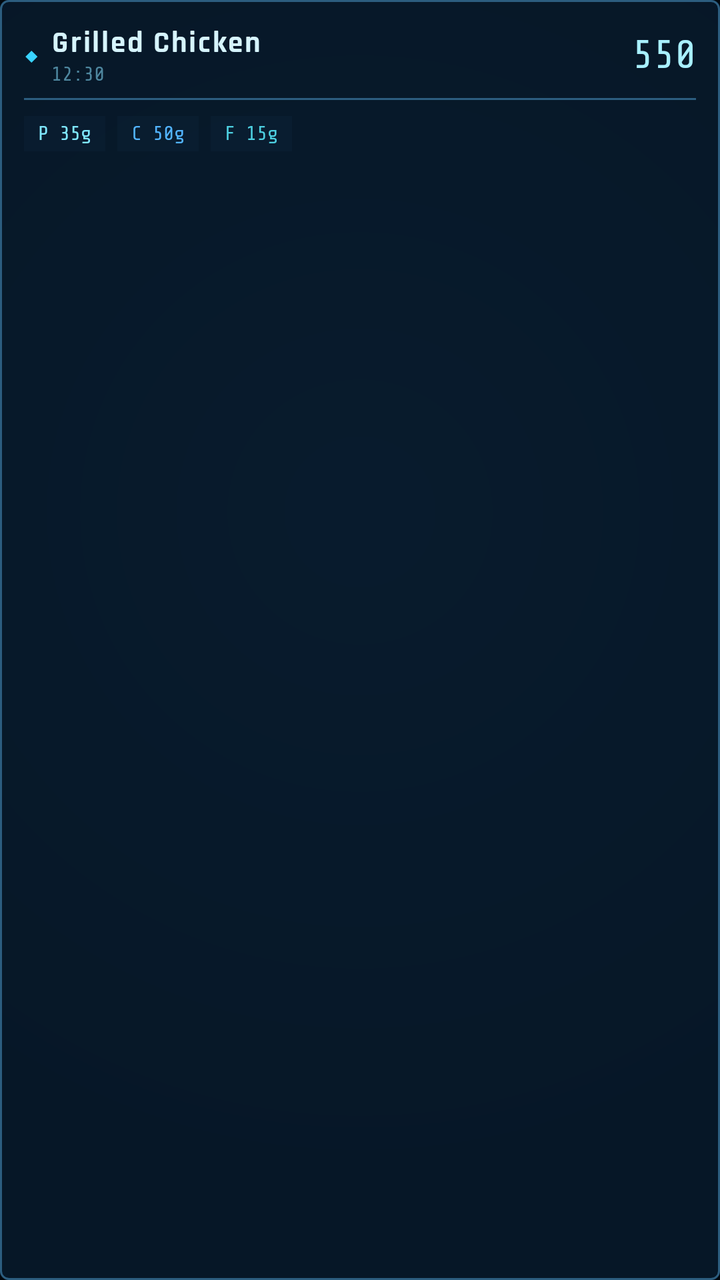
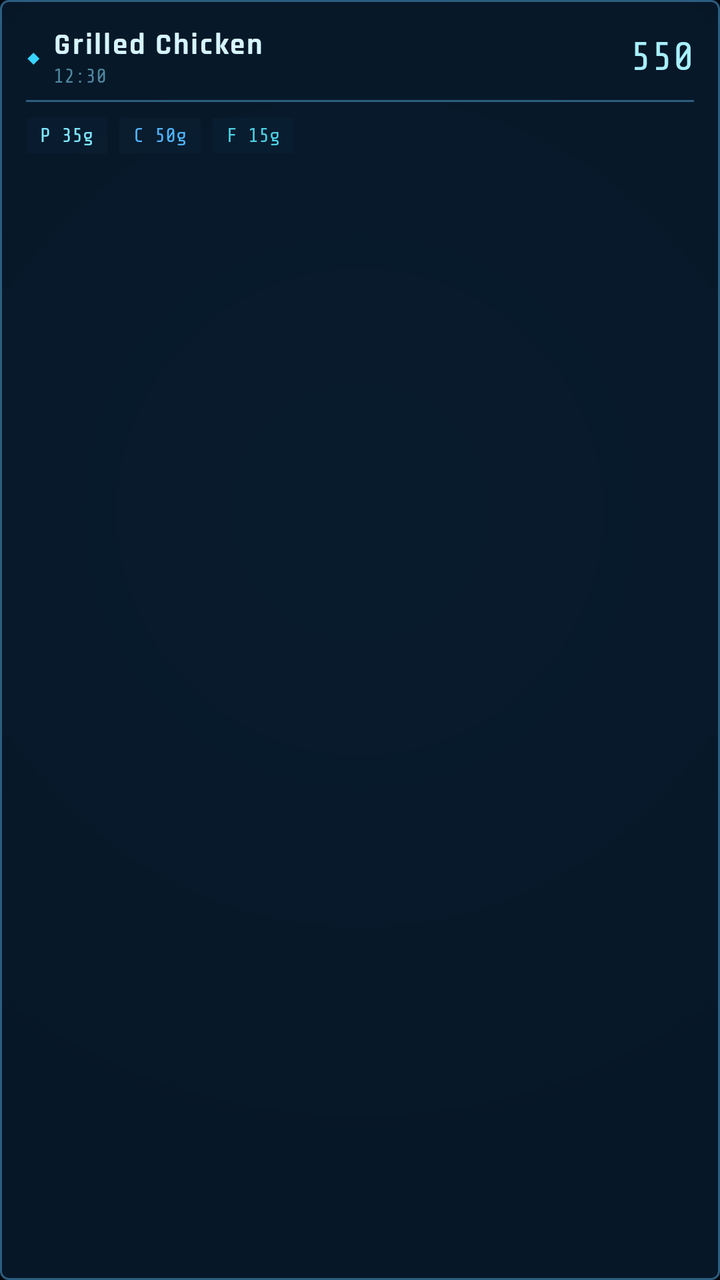

The first picture is an Android layout as it rendered before a commit; the second is the same layout after the commit. The layout source and the unified diff follow.
<!-- AndroidManifest.xml: application theme Theme.KazuhiraSync -->
<!-- res/layout/item_meal.xml -->
<?xml version="1.0" encoding="utf-8"?>
<LinearLayout xmlns:android="http://schemas.android.com/apk/res/android"
    xmlns:app="http://schemas.android.com/apk/res-auto"
    android:layout_width="match_parent"
    android:layout_height="wrap_content"
    android:orientation="vertical"
    android:background="@drawable/bg_idroid_card"
    android:padding="12dp"
    android:layout_marginVertical="3dp">

    
    <RelativeLayout
        android:layout_width="match_parent"
        android:layout_height="wrap_content"
        android:layout_marginBottom="6dp">

        <LinearLayout
            android:layout_width="wrap_content"
            android:layout_height="wrap_content"
            android:orientation="horizontal"
            android:gravity="center_vertical"
            android:layout_alignParentStart="true"
            android:layout_toStartOf="@id/tvMealCalories"
            android:layout_centerVertical="true">

            
            <TextView
                android:layout_width="wrap_content"
                android:layout_height="wrap_content"
                android:text="◆"
                android:textSize="10sp"
                android:textColor="@color/idroid_cyan"
                android:layout_marginEnd="6dp" />

            <LinearLayout
                android:layout_width="wrap_content"
                android:layout_height="wrap_content"
                android:orientation="vertical">

                <TextView
                    android:id="@+id/tvMealTitle"
                    android:layout_width="wrap_content"
                    android:layout_height="wrap_content"
                    android:text="Grilled Chicken"
                    android:textSize="15sp"
                    android:fontFamily="@font/rajdhani_bold"
                    android:letterSpacing="0.06"
                    android:textColor="@color/idroid_text_main"
                    android:maxLines="1"
                    android:ellipsize="end" />

                <TextView
                    android:id="@+id/tvMealTime"
                    android:layout_width="wrap_content"
                    android:layout_height="wrap_content"
                    android:text="12:30"
                    android:textSize="10sp"
                    android:textColor="@color/idroid_text_dim"
                    android:fontFamily="@font/share_tech_mono" />
            </LinearLayout>
        </LinearLayout>

        <TextView
            android:id="@+id/tvMealCalories"
            android:layout_width="wrap_content"
            android:layout_height="wrap_content"
            android:layout_alignParentEnd="true"
            android:layout_centerVertical="true"
            android:text="550"
            android:textSize="20sp"
            android:fontFamily="@font/share_tech_mono"
            android:textColor="@color/idroid_cyan_bright" />
    </RelativeLayout>

    <View
        android:layout_width="match_parent"
        android:layout_height="1dp"
        android:background="@color/idroid_border"
        android:layout_marginBottom="8dp" />

    
    <LinearLayout
        android:layout_width="match_parent"
        android:layout_height="wrap_content"
        android:orientation="horizontal"
        android:gravity="center_vertical">

        <TextView
            android:id="@+id/tvProteinBadge"
            android:layout_width="wrap_content"
            android:layout_height="wrap_content"
            android:text="P 35g"
            android:textSize="10sp"
            android:textColor="@color/idroid_macro_protein"
            android:background="@color/idroid_cyan_badge_bg"
            android:paddingHorizontal="7dp"
            android:paddingVertical="3dp"
            android:layout_marginEnd="6dp"
            android:fontFamily="@font/share_tech_mono" />

        <TextView
            android:id="@+id/tvCarbBadge"
            android:layout_width="wrap_content"
            android:layout_height="wrap_content"
            android:text="C 50g"
            android:textSize="10sp"
            android:textColor="@color/idroid_macro_carbs"
            android:background="@color/idroid_cyan_badge_bg"
            android:paddingHorizontal="7dp"
            android:paddingVertical="3dp"
            android:layout_marginEnd="6dp"
            android:fontFamily="@font/share_tech_mono" />

        <TextView
            android:id="@+id/tvFatBadge"
            android:layout_width="wrap_content"
            android:layout_height="wrap_content"
            android:text="F 15g"
            android:textSize="10sp"
            android:textColor="@color/idroid_macro_fat"
            android:background="@color/idroid_cyan_badge_bg"
            android:paddingHorizontal="7dp"
            android:paddingVertical="3dp"
            android:fontFamily="@font/share_tech_mono" />
    </LinearLayout>

</LinearLayout>
<!-- resources referenced by this layout -->
<resources>
  <color name="idroid_border">#2C5D7F</color>
  <color name="idroid_cyan">#38D3FF</color>
  <color name="idroid_cyan_badge_bg">#26153B52</color>
  <color name="idroid_cyan_bright">#A8F0FF</color>
  <color name="idroid_macro_carbs">#52B4FF</color>
  <color name="idroid_macro_fat">#4DD0E1</color>
  <color name="idroid_macro_protein">#7FE8FF</color>
  <color name="idroid_text_dim">#4E879F</color>
  <color name="idroid_text_main">#D6F4FD</color>
  <!-- drawable bg_idroid_card (drawable) -->
  <?xml version="1.0" encoding="utf-8"?>
  <layer-list xmlns:android="http://schemas.android.com/apk/res/android">
      
      <item>
          <shape android:shape="rectangle">
              <solid android:color="@color/idroid_card" />
              <corners android:radius="4dp" />
          </shape>
      </item>
      
      <item>
          <shape android:shape="rectangle">
              <corners android:radius="4dp" />
              <stroke android:width="1dp" android:color="@color/idroid_border" />
          </shape>
      </item>
  </layer-list>
  <style name="Theme.KazuhiraSync" parent="Theme.Material3.DayNight.NoActionBar">
          
          <item name="android:statusBarColor">@color/idroid_grad_top</item>
          <item name="android:windowLightStatusBar">false</item>
  
          
          <item name="android:navigationBarColor">@color/idroid_grad_bottom</item>
          <item name="android:windowLightNavigationBar">false</item>
  
          
          <item name="android:windowBackground">@drawable/bg_idroid_root</item>
  
          
          <item name="colorPrimary">@color/idroid_amber</item>
          <item name="colorOnPrimary">#070B12</item>
          <item name="colorSecondary">@color/idroid_cyan</item>
          <item name="colorOnSecondary">#070B12</item>
          <item name="android:colorBackground">@color/idroid_bg</item>
      </style>
  <color name="idroid_card">#D0081C2E</color>
  <color name="idroid_grad_top">#0A1524</color>
  <color name="idroid_grad_bottom">#03070D</color>
  <!-- drawable bg_idroid_root (drawable) -->
  <?xml version="1.0" encoding="utf-8"?>
  <shape xmlns:android="http://schemas.android.com/apk/res/android"
      android:shape="rectangle">
      <gradient
          android:type="radial"
          android:gradientRadius="90%p"
          android:centerX="50%"
          android:centerY="40%"
          android:startColor="#0D1D2C"
          android:centerColor="#07121D"
          android:endColor="#02070D" />
  </shape>
  <color name="idroid_amber">#7CE7FF</color>
  <color name="idroid_bg">#070B12</color>
</resources>

<!-- the commit's change to res/layout/item_meal.xml (unified diff, before → after) -->
@@ -5,8 +5,7 @@
     android:layout_height="wrap_content"
     android:orientation="vertical"
     android:background="@drawable/bg_idroid_card"
-    android:padding="12dp"
-    android:layout_marginVertical="3dp">
+    android:padding="13dp">
 
     
     <RelativeLayout
